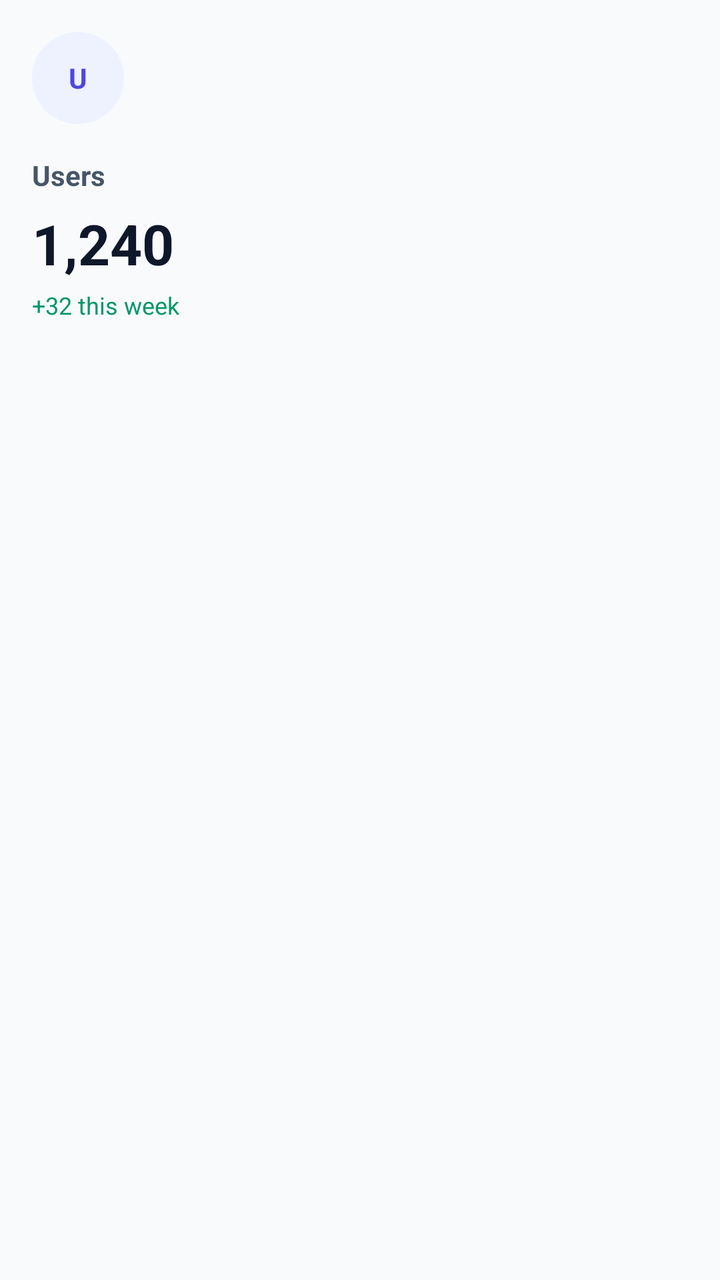
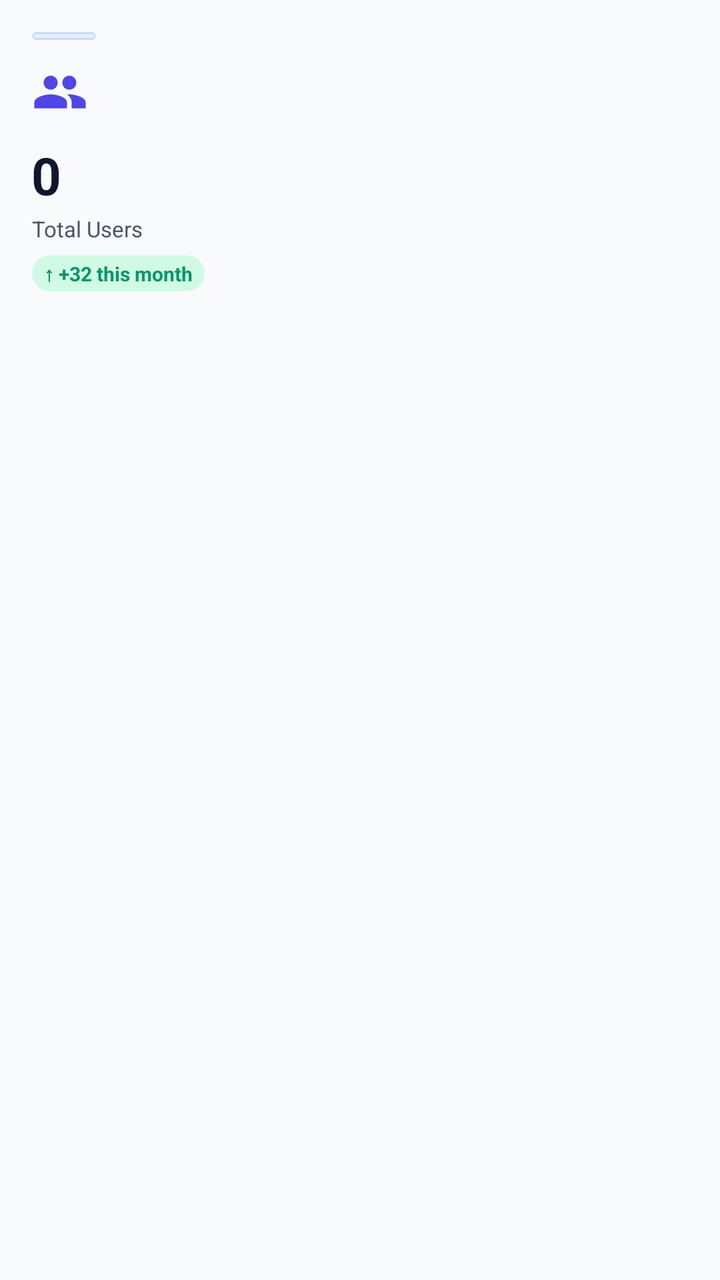

Screens rendered from an Android XML layout before and after an edit, with the pre-edit source and the edit as a unified diff.
<!-- AndroidManifest.xml: application theme Theme.VirtualLabAdmin -->
<!-- res/layout/item_dashboard_users.xml -->
﻿<?xml version="1.0" encoding="utf-8"?>
<LinearLayout xmlns:android="http://schemas.android.com/apk/res/android"
    android:layout_width="match_parent"
    android:layout_height="wrap_content"
    android:orientation="vertical"
    android:padding="@dimen/space_md">

    <TextView
        android:layout_width="46dp"
        android:layout_height="46dp"
        android:background="@drawable/bg_card_top_icon"
        android:gravity="center"
        android:text="U"
        android:textColor="@color/brand"
        android:textStyle="bold" />

    <TextView
        android:layout_width="wrap_content"
        android:layout_height="wrap_content"
        android:layout_marginTop="@dimen/space_md"
        android:text="Users"
        android:textColor="@color/text_muted"
        android:textStyle="bold" />

    <TextView
        android:id="@+id/statUsers"
        android:layout_width="wrap_content"
        android:layout_height="wrap_content"
        android:layout_marginTop="6dp"
        android:text="1,240"
        android:textColor="@color/text_primary"
        android:textSize="28sp"
        android:textStyle="bold" />

    <TextView
        android:layout_width="wrap_content"
        android:layout_height="wrap_content"
        android:layout_marginTop="4dp"
        android:text="+32 this week"
        android:textColor="@color/success"
        android:textSize="12sp" />
</LinearLayout>
<!-- resources referenced by this layout -->
<resources>
  <color name="brand">#4F46E5</color>
  <color name="success">#059669</color>
  <color name="text_muted">#475569</color>
  <color name="text_primary">#0F172A</color>
  <dimen name="space_md">16dp</dimen>
  <!-- drawable bg_card_top_icon (drawable) -->
  <?xml version="1.0" encoding="utf-8"?>
  <shape xmlns:android="http://schemas.android.com/apk/res/android" android:shape="oval">
      <solid android:color="@color/brand_light" />
  </shape>
  <color name="brand_light">#EEF2FF</color>
  <color name="bg_surface">#FFFFFF</color>
  <color name="stroke">#E2E8F0</color>
  <color name="bg_dark">#F8FAFC</color>
  <style name="Widget.VirtualLab.Button" parent="Widget.Material3.Button">
          <item name="android:textAllCaps">false</item>
          <item name="android:insetLeft">0dp</item>
          <item name="android:insetRight">0dp</item>
          <item name="android:insetTop">0dp</item>
          <item name="android:insetBottom">0dp</item>
          <item name="android:minHeight">@dimen/btn_h</item>
          <item name="cornerRadius">@dimen/radius_lg</item>
          <item name="android:letterSpacing">0</item>
          <item name="elevation">0dp</item>
      </style>
  <style name="Widget.VirtualLab.TextInputLayout.Outlined" parent="Widget.Material3.TextInputLayout.OutlinedBox">
          <item name="boxStrokeColor">@color/stroke</item>
          <item name="hintTextColor">@color/text_muted</item>
          <item name="boxStrokeWidth">1dp</item>
          <item name="boxStrokeWidthFocused">2dp</item>
          <item name="boxCornerRadiusTopStart">@dimen/radius_lg</item>
          <item name="boxCornerRadiusTopEnd">@dimen/radius_lg</item>
          <item name="boxCornerRadiusBottomStart">@dimen/radius_lg</item>
          <item name="boxCornerRadiusBottomEnd">@dimen/radius_lg</item>
          <item name="boxBackgroundColor">@android:color/white</item>
      </style>
  <style name="Widget.VirtualLab.Card" parent="Widget.Material3.CardView.Outlined">
          <item name="cardBackgroundColor">@color/bg_surface</item>
          <item name="strokeColor">@color/stroke</item>
          <item name="strokeWidth">1dp</item>
          <item name="cardCornerRadius">@dimen/radius_lg</item>
          <item name="cardElevation">2dp</item>
          <item name="cardUseCompatPadding">true</item>
      </style>
  <dimen name="btn_h">54dp</dimen>
  <dimen name="radius_lg">22dp</dimen>
  <!-- unchanged entries left out for length: 1 -->
</resources>

<!-- the commit's change to res/layout/item_dashboard_users.xml (unified diff, before → after) -->
@@ -1,42 +1,58 @@
-﻿<?xml version="1.0" encoding="utf-8"?>
+<?xml version="1.0" encoding="utf-8"?>
 <LinearLayout xmlns:android="http://schemas.android.com/apk/res/android"
+    xmlns:app="http://schemas.android.com/apk/res-auto"
     android:layout_width="match_parent"
     android:layout_height="wrap_content"
     android:orientation="vertical"
-    android:padding="@dimen/space_md">
+    android:padding="16dp">
 
-    <TextView
-        android:layout_width="46dp"
-        android:layout_height="46dp"
-        android:background="@drawable/bg_card_top_icon"
-        android:gravity="center"
-        android:text="U"
-        android:textColor="@color/brand"
-        android:textStyle="bold" />
+    
+    <View
+        android:layout_width="32dp"
+        android:layout_height="4dp"
+        android:background="@drawable/bg_chip_brand"
+        android:layout_marginBottom="12dp" />
 
-    <TextView
-        android:layout_width="wrap_content"
-        android:layout_height="wrap_content"
-        android:layout_marginTop="@dimen/space_md"
-        android:text="Users"
-        android:textColor="@color/text_muted"
-        android:textStyle="bold" />
+    
+    <ImageView
+        android:layout_width="28dp"
+        android:layout_height="28dp"
+        android:src="@drawable/ic_users_24"
+        app:tint="@color/brand"
+        android:layout_marginBottom="10dp" />
 
+    
     <TextView
         android:id="@+id/statUsers"
         android:layout_width="wrap_content"
         android:layout_height="wrap_content"
-        android:layout_marginTop="6dp"
-        android:text="1,240"
+        android:text="0"
         android:textColor="@color/text_primary"
-        android:textSize="28sp"
-        android:textStyle="bold" />
+        android:textSize="26sp"
+        android:textStyle="bold"
+        android:letterSpacing="-0.02" />
 
+    
     <TextView
         android:layout_width="wrap_content"
         android:layout_height="wrap_content"
-        android:layout_marginTop="4dp"
-        android:text="+32 this week"
+        android:text="Total Users"
+        android:textColor="@color/text_muted"
+        android:textSize="11sp"
+        android:layout_marginTop="2dp" />
+
+    
+    <TextView
+        android:id="@+id/statUsersTrend"
+        android:layout_width="wrap_content"
+        android:layout_height="wrap_content"
+        android:text="↑ +32 this month"
         android:textColor="@color/success"
-        android:textSize="12sp" />
+        android:textSize="10sp"
+        android:textStyle="bold"
+        android:layout_marginTop="6dp"
+        android:background="@drawable/bg_chip_green_soft"
+        android:paddingHorizontal="6dp"
+        android:paddingVertical="2dp" />
+
 </LinearLayout>
<!-- resource entries referenced after the edit -->
@@ -4,13 +4,31 @@
   <color name="success">#059669</color>
   <color name="text_muted">#475569</color>
   <color name="text_primary">#0F172A</color>
-  <dimen name="space_md">16dp</dimen>
-  <!-- drawable bg_card_top_icon (drawable) -->
+  <!-- drawable bg_chip_brand (drawable) -->
   <?xml version="1.0" encoding="utf-8"?>
-  <shape xmlns:android="http://schemas.android.com/apk/res/android" android:shape="oval">
-      <solid android:color="@color/brand_light" />
+  <shape xmlns:android="http://schemas.android.com/apk/res/android" android:shape="rectangle">
+      <solid android:color="#1A3B82F6" />
+      <stroke android:width="1dp" android:color="#333B82F6" />
+      <corners android:radius="999dp" />
   </shape>
-  <color name="brand_light">#EEF2FF</color>
+  <!-- drawable bg_chip_green_soft (drawable) -->
+  <?xml version="1.0" encoding="utf-8"?>
+  <shape xmlns:android="http://schemas.android.com/apk/res/android">
+      <corners android:radius="999dp" />
+      <solid android:color="@color/chip_green_bg" />
+  </shape>
+  <!-- drawable ic_users_24 (drawable) -->
+  <?xml version="1.0" encoding="utf-8"?>
+  <vector xmlns:android="http://schemas.android.com/apk/res/android"
+      android:width="24dp"
+      android:height="24dp"
+      android:viewportWidth="24"
+      android:viewportHeight="24">
+      <path
+          android:fillColor="#FFFFFFFF"
+          android:pathData="M16,11c1.66,0 2.99,-1.34 2.99,-3S17.66,5 16,5s-3,1.34 -3,3 1.34,3 3,3zM8,11c1.66,0 2.99,-1.34 2.99,-3S9.66,5 8,5 5,6.34 5,8s1.34,3 3,3zM8,13c-2.33,0 -7,1.17 -7,3.5V19h14v-2.5C15,14.17 10.33,13 8,13zM16,13c-0.29,0 -0.62,0.02 -0.97,0.05 1.16,0.84 1.97,1.97 1.97,3.45V19h6v-2.5c0,-2.33 -4.67,-3.5 -7,-3.5z" />
+  </vector>
+  <color name="chip_green_bg">#D1FAE5</color>
   <color name="bg_surface">#FFFFFF</color>
   <color name="stroke">#E2E8F0</color>
   <color name="bg_dark">#F8FAFC</color>
